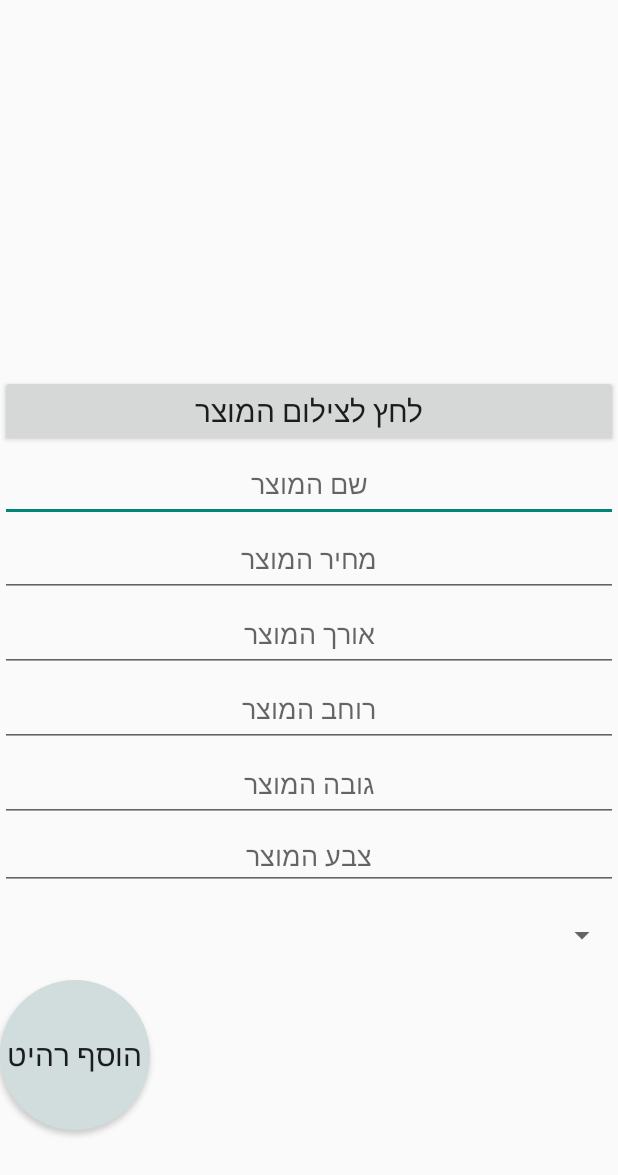
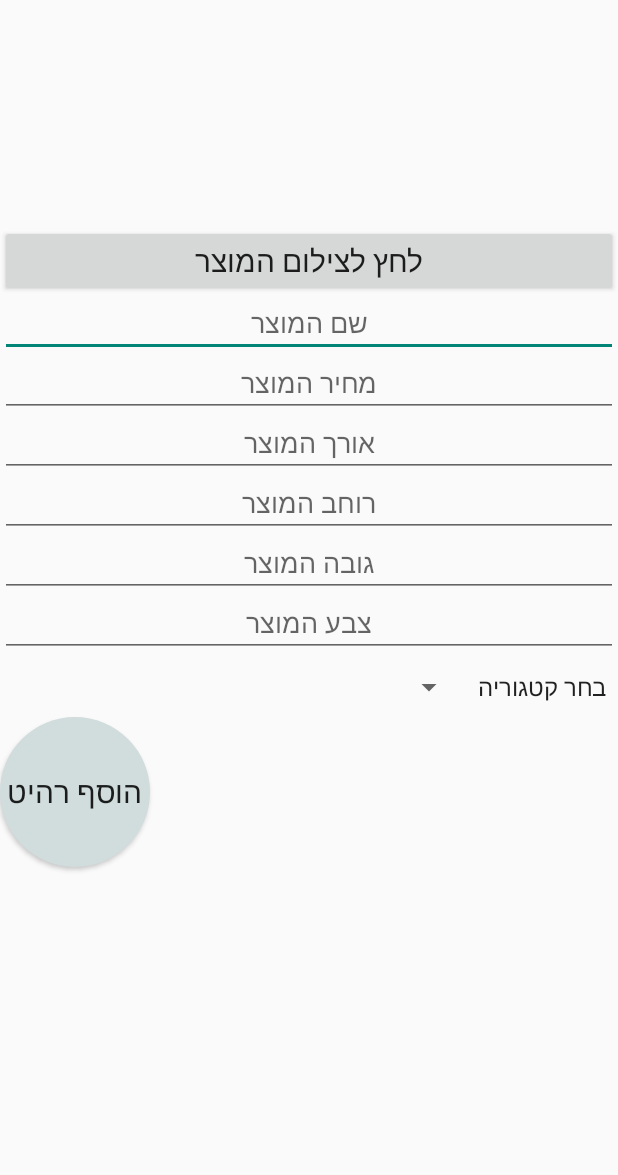
Before and after one commit to pkhhar/yadlarahit, an Android app: the addItemActivity screen opened directly, with no data from a screen before it, on a phone screen of 412 x 824 dp. Shown: the top 1175 px of the screen. Run offline under Robolectric (Android 15) with nearby library versions, the phone set to English and light mode, and no system bars; 1 statement that could not run was skipped.

Commit message:
spinner success

```diff
--- a/app/src/main/java/com/example/test3/DB/FireBaseDataBase.java
+++ b/app/src/main/java/com/example/test3/DB/FireBaseDataBase.java
@@ -52,7 +52,7 @@ public class FireBaseDataBase
                 });
     }
 
-    public void AddFurniture(String email, String Height, String Length, String Width, String Price, String name, String color, String type)
+    public void AddFurniture(String email, String Name, String Price, String Length, String Width, String Height, String Color, String Type)
     {
         db.collection("users")
                 .get()
@@ -64,14 +64,13 @@ public class FireBaseDataBase
                                 if(document.getData().get("Email").toString().equals(email))
                                 {
                                     Map<String, Object> user = new HashMap<>();
-                                    user.put("Height",Height);
+                                    user.put("Name",Name);
+                                    user.put("Price",Price);
                                     user.put("Length",Length);
                                     user.put("Width",Width);
-                                    user.put("Price",Price);
-                                    user.put("Name",name);
-                                    user.put("Color", color);
-                                    user.put("Type", type);
-
+                                    user.put("Height",Height);
+                                    user.put("Color",Color);
+                                    user.put("Type", Type);
 
                                     // Add a new document with a generated ID
                                     db.collection("users").document(document.getId()).collection("Furniture")
--- a/app/src/main/java/com/example/test3/ui/addItem/addItemActivity.java
+++ b/app/src/main/java/com/example/test3/ui/addItem/addItemActivity.java
@@ -1,9 +1,16 @@
 package com.example.test3.ui.addItem;
 import android.Manifest;
+import android.app.ActionBar;
+import android.content.SharedPreferences;
 import android.content.pm.PackageManager;
 import android.net.Uri;
 import android.os.Bundle;
+import android.view.View;
+import android.widget.ArrayAdapter;
+import android.widget.Button;
+import android.widget.EditText;
 import android.widget.Spinner;
+import android.widget.TextView;
 import android.widget.Toast;
 
 import androidx.activity.result.ActivityResultCallback;
@@ -14,13 +21,22 @@ import androidx.appcompat.app.AppCompatActivity;
 import androidx.core.app.ActivityCompat;
 import androidx.core.content.FileProvider;
 
+import com.example.test3.DB.FireBaseDataBase;
+import com.example.test3.R;
 import com.example.test3.databinding.ActivityAddItemBinding;
 
+import org.w3c.dom.Text;
+
 import java.io.File;
+import java.util.ArrayList;
+import java.util.LinkedList;
+import java.util.List;
 
-public class addItemActivity extends AppCompatActivity {
+public class addItemActivity extends AppCompatActivity  implements View.OnClickListener  {
 
+    private EditText name,price,length,width,height,color;
     private Spinner spinnerType;
+    private Button btnAddFurniture;
     private  static  final  int CAMERA_PERMISSION_CODE =1;
     ActivityAddItemBinding addItemBinding;
 
@@ -34,7 +50,28 @@ public class addItemActivity extends AppCompatActivity {
         setContentView(addItemBinding.getRoot());
         imageUri = createUri();
         registerPictureLuncher();
+        name = findViewById(R.id.namePutProduct);
+        price = findViewById(R.id.pricePutProduct);
+        length = findViewById(R.id.lengthPutProduct);
+        width = findViewById(R.id.widthPutProduct);
+        height = findViewById(R.id.heightPutProduct);
+        color = findViewById(R.id.colorPutProduct);
+        spinnerType = findViewById(R.id.spinnerPutProduct);
 
+
+        List<String> lst = new LinkedList<>();
+        lst.add("בחר קטגוריה");
+        lst.add("חדר שינה");
+        lst.add("שירותים");
+        lst.add("מטבח");
+        lst.add("סלון");
+        lst.add("חצר");
+
+        ArrayAdapter<String> adapter = new ArrayAdapter<>(this,android.R.layout.simple_spinner_item,lst);
+        adapter.setDropDownViewResource(android.R.layout.simple_spinner_dropdown_item);
+        spinnerType.setAdapter(adapter);
+
+        btnAddFurniture = findViewById(R.id.addFurnutureButton);
         addItemBinding.btnTakePicture.setOnClickListener(view -> {
             checkCameraPermissionAndOpenCamera();
         });
@@ -101,4 +138,19 @@ public class addItemActivity extends AppCompatActivity {
 
         }
     }
+
+    @Override
+    public void onClick(View v)
+    {
+        if(btnAddFurniture == v)
+        {
+            SharedPreferences sharedPreferences = getSharedPreferences("user",MODE_PRIVATE);
+    String currentEmail =sharedPreferences.getString("email","");
+            FireBaseDataBase fireBaseDataBase = new FireBaseDataBase();
+            fireBaseDataBase.AddFurniture(currentEmail,name.getText().toString().trim(),price.getText().toString().trim(),length.getText().toString().trim(),width.getText().toString().trim(),height.getText().toString().trim(),color.getText().toString().trim(),spinnerType.getSelectedItem().toString().trim());
+
+        }
+
+
+    }
 }
--- a/app/src/main/res/layout/activity_add_item.xml
+++ b/app/src/main/res/layout/activity_add_item.xml
@@ -11,7 +11,7 @@
    <ImageView
        android:id="@+id/uploadPicture"
        android:layout_width="match_parent"
-       android:layout_height="250dp"/>
+       android:layout_height="150dp"/>
     <Button
         android:id="@+id/btnTakePicture"
         android:layout_width="match_parent"
@@ -26,7 +26,7 @@
         android:hint="שם המוצר"
         android:id="@+id/namePutProduct"
         android:layout_width="match_parent"
-        android:layout_height="50dp"
+        android:layout_height="40dp"
         />
     <EditText
         android:gravity="center"
@@ -34,7 +34,7 @@
         android:hint="מחיר המוצר"
         android:id="@+id/pricePutProduct"
         android:layout_width="match_parent"
-        android:layout_height="50dp"
+        android:layout_height="40dp"
         />
     <EditText
         android:gravity="center"
@@ -42,7 +42,7 @@
         android:hint="אורך המוצר"
         android:id="@+id/lengthPutProduct"
         android:layout_width="match_parent"
-        android:layout_height="50dp"
+        android:layout_height="40dp"
         />
     <EditText
         android:gravity="center"
@@ -50,7 +50,7 @@
         android:hint="רוחב המוצר"
         android:id="@+id/widthPutProduct"
         android:layout_width="match_parent"
-        android:layout_height="50dp"
+        android:layout_height="40dp"
         />
     <EditText
         android:gravity="center"
@@ -58,7 +58,7 @@
         android:hint="גובה המוצר"
         android:id="@+id/heightPutProduct"
         android:layout_width="match_parent"
-        android:layout_height="50dp"
+        android:layout_height="40dp"
         />
     <EditText
         android:id="@+id/colorPutProduct"
@@ -66,13 +66,15 @@
         android:gravity="center"
         android:layout_gravity="center"
         android:hint="צבע המוצר"
-        android:layout_height="wrap_content"
+        android:layout_height="40dp"
         />
    <Spinner
-       android:layout_width="100dp"
-       android:layout_height="60dp"
+       android:id="@+id/spinnerPutProduct"
+       android:layout_width="150dp"
+       android:layout_height="40dp"
+        android:layoutDirection="rtl"
        android:layout_gravity="right"
-       android:gravity="center"
+
        />
 
     <Button
```
